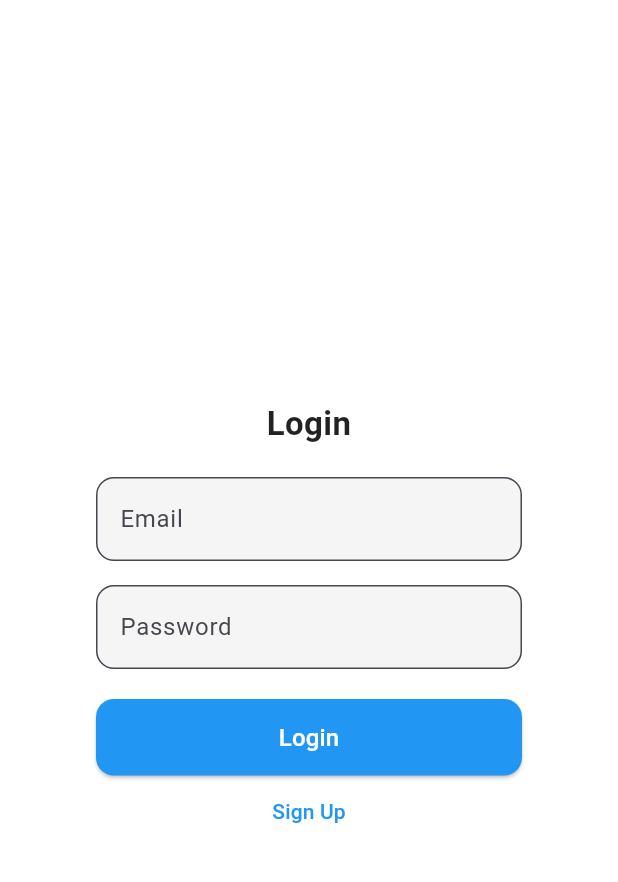
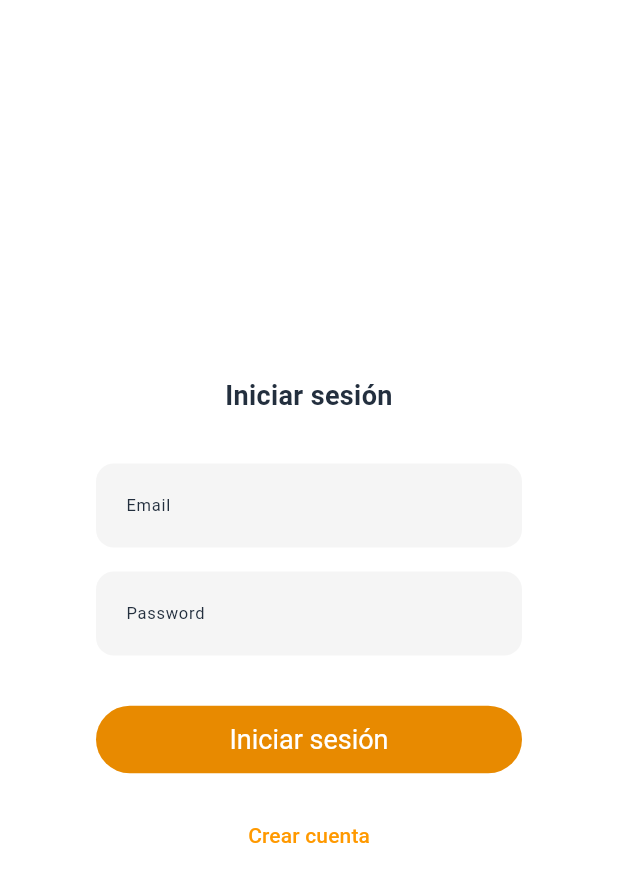
Before and after one commit to lasheralberto/sapersx, a Flutter app: the LoginDialog screen opened by its route, on a phone screen of 412 x 824 dp. Shown: the top 882 px of the screen. Run offline on Flutter 3.47's test engine with Material 3 defaults, Android fonts, the phone set to English and light mode, and no system bars; our stand-ins replace cloud_firestore, file_picker, firebase_auth, firebase_core, firebase_storage, rxdart; missing offline and left inert: flutter_highlighting, random_avatar; accounts and stored records are empty.

Commit message:
Update login_dialog.dart

```diff
--- a/lib/components/screens/login_dialog.dart
+++ b/lib/components/screens/login_dialog.dart
@@ -1,10 +1,12 @@
 import 'package:flutter/material.dart';
 import 'package:firebase_auth/firebase_auth.dart';
 import 'package:sapers/components/screens/details_user_profile_signup.dart';
+import 'package:sapers/main.dart';
 import 'package:sapers/models/firebase_service.dart';
 import 'package:sapers/models/styles.dart';
 import 'package:sapers/models/texts.dart';
 
+import 'package:sapers/main.dart';
 class LoginDialog extends StatefulWidget {
   const LoginDialog({super.key});
 
@@ -18,6 +20,7 @@ class _LoginDialogState extends State<LoginDialog> {
   final _passwordController = TextEditingController();
   final _confirmPasswordController = TextEditingController();
   final _authService = AuthService();
+  final _styles = AppStyles();
   String? _errorMessage;
   bool _isLoading = false;
   bool _isSignUp = false;
@@ -39,13 +42,27 @@ class _LoginDialogState extends State<LoginDialog> {
 
       try {
         if (_isSignUp) {
+          // Primero crear el usuario
           await _authService.signUp(email, pass);
+
+          // Esperar a que el estado de autenticación cambie
           await FirebaseAuth.instance.authStateChanges().first;
+
+          // Mostrar el popup de perfil y esperar a que se complete
           await UserProfilePopup.show(context);
+
+          // Si todo fue exitoso, retornar true
           return true;
         } else {
           final user = await _authService.signIn(email, pass);
-          return user != null;
+          if (user != null) {
+            // Aquí puedes realizar alguna acción una vez que el usuario esté logueado, por ejemplo:
+            // Actualizar el estado global del usuario o realizar alguna acción adicional.
+
+            return true;
+          } else {
+            return false;
+          }
         }
       } on FirebaseAuthException catch (e) {
         setState(() {
@@ -75,7 +92,7 @@ class _LoginDialogState extends State<LoginDialog> {
   Widget build(BuildContext context) {
     return Dialog(
       shape: RoundedRectangleBorder(
-        borderRadius: BorderRadius.circular(16),
+        borderRadius: BorderRadius.circular(AppStyles.borderRadiusValue),
       ),
       elevation: 0,
       backgroundColor: Colors.white,
@@ -90,31 +107,27 @@ class _LoginDialogState extends State<LoginDialog> {
               crossAxisAlignment: CrossAxisAlignment.stretch,
               children: [
                 Text(
-                  _isSignUp ? 'Create Account' : 'Login',
-                  style: TextStyle(
-                    fontSize: 22,
-                    fontWeight: FontWeight.bold,
-                    color: Colors.black87,
-                  ),
+                  _isSignUp
+                      ? Texts.translate('crearCuenta', globalLanguage)
+                      : Texts.translate('iniciarSesion', globalLanguage),
+                  style: AppStyles().getTextStyle(context,
+                      fontSize: 18, fontWeight: FontWeight.bold),
                   textAlign: TextAlign.center,
                 ),
-                const SizedBox(height: 20),
+                const SizedBox(height: 32),
                 TextFormField(
                   controller: _emailController,
-                  decoration: InputDecoration(
-                    labelText: 'Email',
-                    border: OutlineInputBorder(
-                      borderRadius: BorderRadius.circular(12),
-                    ),
-                    filled: true,
-                    fillColor: Colors.grey[100],
-                  ),
+                  decoration: _styles.getInputDecoration(
+                      Texts.translate('emailField', globalLanguage),
+                      null,
+                      context),
+                  style: const TextStyle(fontSize: 16),
                   validator: (value) {
                     if (value == null || value.isEmpty) {
-                      return 'Please enter your email';
+                      return Texts.translate('emailValidate', globalLanguage);
                     }
                     if (!value.contains('@')) {
-                      return 'Invalid email format';
+                      return Texts.translate('emailWrong', globalLanguage);
                     }
                     return null;
                   },
@@ -122,100 +135,116 @@ class _LoginDialogState extends State<LoginDialog> {
                 const SizedBox(height: 16),
                 TextFormField(
                   controller: _passwordController,
-                  decoration: InputDecoration(
-                    labelText: 'Password',
-                    border: OutlineInputBorder(
-                      borderRadius: BorderRadius.circular(12),
-                    ),
-                    filled: true,
-                    fillColor: Colors.grey[100],
-                  ),
+                  decoration: _styles.getInputDecoration(
+                      Texts.translate('Password', globalLanguage),
+                      null,
+                      context),
+                  style: const TextStyle(fontSize: 16),
                   obscureText: true,
                   validator: (value) {
                     if (value == null || value.isEmpty) {
-                      return 'Please enter your password';
+                      return Texts.translate('passError', globalLanguage);
                     }
                     if (_isSignUp && value.length < 6) {
-                      return 'Password must be at least 6 characters';
+                      return Texts.translate('passErrorLen', globalLanguage);
                     }
                     return null;
                   },
                 ),
-                if (_isSignUp)
+                if (_isSignUp) ...[
                   const SizedBox(height: 16),
-                if (_isSignUp)
                   TextFormField(
                     controller: _confirmPasswordController,
-                    decoration: InputDecoration(
-                      labelText: 'Confirm Password',
-                      border: OutlineInputBorder(
-                        borderRadius: BorderRadius.circular(12),
-                      ),
-                      filled: true,
-                      fillColor: Colors.grey[100],
-                    ),
+                    decoration: _styles.getInputDecoration(
+                        Texts.translate('confirmarContraseña', globalLanguage),
+                        null,
+                        context),
+                    style: const TextStyle(fontSize: 16),
                     obscureText: true,
                     validator: (value) {
                       if (value == null || value.isEmpty) {
-                        return 'Please confirm your password';
+                        return Texts.translate(
+                            'porFavorConfirmaTuContraseña', globalLanguage);
                       }
                       if (value != _passwordController.text) {
-                        return 'Passwords do not match';
+                        return Texts.translate(
+                            'lasContraseñasNoCoinciden', globalLanguage);
                       }
                       return null;
                     },
                   ),
+                ],
                 if (_errorMessage != null) ...[
                   const SizedBox(height: 16),
                   Container(
                     padding: const EdgeInsets.symmetric(
-                        horizontal: 12, vertical: 8),
+                      horizontal: 12,
+                      vertical: 8,
+                    ),
                     decoration: BoxDecoration(
                       color: Colors.red[50],
-                      borderRadius: BorderRadius.circular(12),
+                      borderRadius:
+                          BorderRadius.circular(AppStyles.borderRadiusValue),
                     ),
                     child: Text(
                       _errorMessage!,
-                      style: TextStyle(color: Colors.red[700]),
+                      style: TextStyle(
+                        color: Colors.red[700],
+                        fontSize: 13,
+                      ),
                       textAlign: TextAlign.center,
                     ),
                   ),
                 ],
-                const SizedBox(height: 20),
+                const SizedBox(height: 32),
                 ElevatedButton(
-                  onPressed: _isLoading
-                      ? null
-                      : () async {
+                  onPressed: () async {
+                    if (_isLoading == false) {
                       var isLogued = await _submitForm(
                         _emailController.text,
                         _passwordController.text,
                       );
+
                       if (isLogued == true) {
+                        // Navega a la pantalla de feed y reemplaza la actual
                         Navigator.pop(context, true);
                       }
+                    }
                   },
-                  style: ElevatedButton.styleFrom(
-                    backgroundColor: Colors.blue,
-                    shape: RoundedRectangleBorder(
-                      borderRadius: BorderRadius.circular(12),
+                  style: AppStyles().getButtonStyle(context),
+                  child: _isLoading
+                      ? const SizedBox(
+                          height: 20,
+                          width: 20,
+                          child: CircularProgressIndicator(
+                            strokeWidth: 2,
+                            valueColor:
+                                AlwaysStoppedAnimation<Color>(Colors.white),
                           ),
-                    padding: const EdgeInsets.all(14),
-                  ),
-                  child: _isLoading
-                      ? const CircularProgressIndicator(color: Colors.white)
+                        )
                       : Text(
-                          _isSignUp ? 'Sign Up' : 'Login',
-                          style: const TextStyle(
-                            fontSize: 16,
-                            color: Colors.white,
+                          _isSignUp
+                              ? Texts.translate('crearCuenta', globalLanguage)
+                              : Texts.translate(
+                                  'iniciarSesion', globalLanguage),
+                          style: AppStyles().getTextStyle(context,
+                              fontSize: 18,
+                              fontWeight: FontWeight.normal,
+                              color: Colors.white),
                         ),
                 ),
+                const SizedBox(height: 16),
+                TextButton(
+                  onPressed: _isLoading ? null : _toggleMode,
+                  style: TextButton.styleFrom(
+                    foregroundColor: AppStyles.colorAvatarBorder,
+                    padding: const EdgeInsets.symmetric(vertical: 12),
                   ),
-                TextButton(
-                  onPressed: _toggleMode,
                   child: Text(
-                    _isSignUp ? 'Already have an account? Login' : 'Sign Up',
-                    style: TextStyle(color: Colors.blue),
+                    _isSignUp
+                        ? Texts.translate('iniciarSesion', globalLanguage)
+                        : Texts.translate('crearCuenta', globalLanguage),
+                    style: const TextStyle(fontSize: 14),
                   ),
                 ),
               ],
```
Lines whose indentation alone changed are shown as unchanged.
